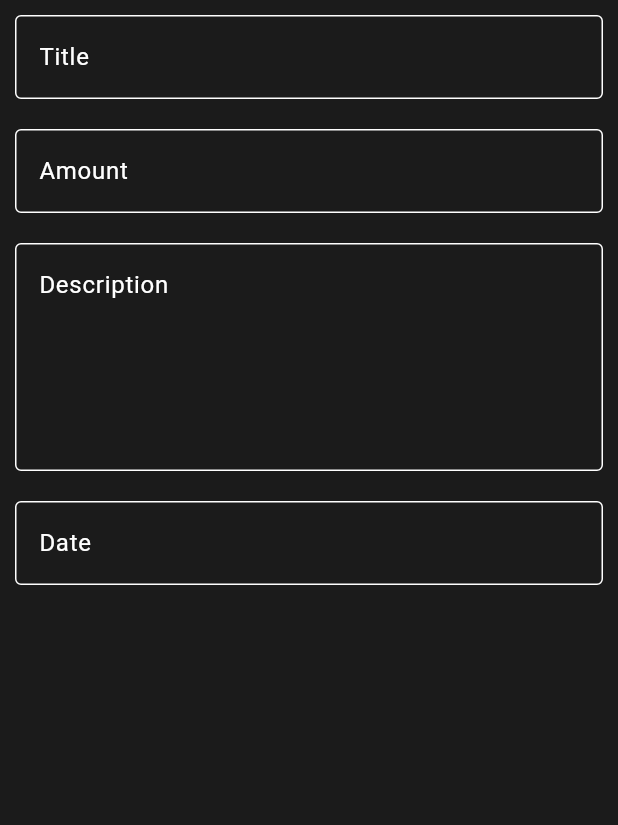
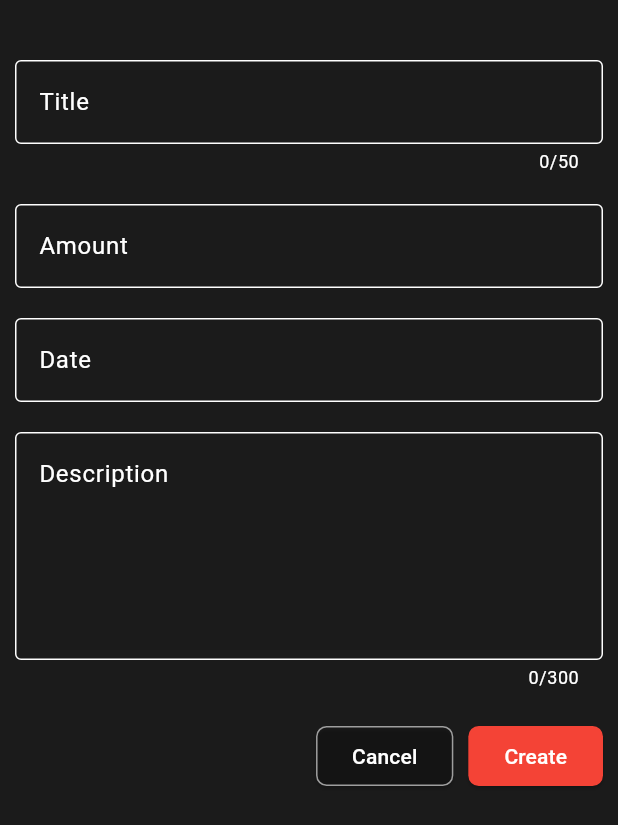
Before and after one commit to vigneshwaran-48/expense-manager-flutter, a Flutter app: the _ExpenseCreationForm widget shown alone on an empty page, opened directly, on a phone screen of 412 x 824 dp. Shown: the top 825 px of the screen. Run offline on Flutter 3.47's test engine with Material 3 defaults, Android fonts, the phone set to English and light mode, and no system bars; our stand-ins replace bloc, cloud_firestore, firebase_auth, firebase_core, flutter_bloc, font_awesome_flutter and 1 more; accounts and stored records are empty.

Commit message:
Expense creation form changes

```diff
--- a/lib/expense/create/expense_create.dart
+++ b/lib/expense/create/expense_create.dart
@@ -1,7 +1,11 @@
+import 'package:cloud_firestore/cloud_firestore.dart';
+import 'package:expense_manager/expense/bloc/expenses_bloc.dart';
+import 'package:expense_manager/expense/expense.dart';
 import 'package:expense_manager/user/bloc/user_bloc.dart';
 import 'package:flutter/material.dart';
 import 'package:flutter/services.dart';
 import 'package:flutter_bloc/flutter_bloc.dart';
+import 'package:go_router/go_router.dart';
 import 'package:intl/intl.dart';
 
 class ExpenseCreatePage extends StatelessWidget {
@@ -36,6 +40,8 @@ class _ExpenseCreationFormState extends State<_ExpenseCreationForm> {
   final TextEditingController _amountController = TextEditingController();
   final TextEditingController _dateController = TextEditingController();
 
+  final _formKey = GlobalKey<FormState>();
+
   DateTime? _selectedDate;
 
   @override
@@ -45,6 +51,22 @@ class _ExpenseCreationFormState extends State<_ExpenseCreationForm> {
     _amountController.dispose();
     _dateController.dispose();
     super.dispose();
+  }
+
+  void _handleCreateExpense() {
+    if (!_formKey.currentState!.validate()) {
+      return;
+    }
+    BlocProvider.of<ExpensesBloc>(context).add(
+      AddExpense(
+        expense: Expense(
+          title: _titleController.text,
+          description: _descriptionController.text,
+          amount: double.tryParse(_amountController.text),
+          date: Timestamp.fromDate(_selectedDate!),
+        ),
+      ),
+    );
   }
 
   Future<void> _handleSelectDate(BuildContext context) async {
@@ -94,13 +116,21 @@ class _ExpenseCreationFormState extends State<_ExpenseCreationForm> {
   @override
   Widget build(BuildContext context) {
     return Container(
-      padding: EdgeInsets.all(10),
+      padding: EdgeInsets.fromLTRB(10, 40, 10, 10),
       constraints: BoxConstraints(maxWidth: 600),
       child: Form(
+        key: _formKey,
         child: Column(
           children: [
             TextFormField(
               controller: _titleController,
+              maxLength: 50,
+              validator: (value) {
+                if (value == null || value.isEmpty) {
+                  return "Title is required";
+                }
+                return null;
+              },
               decoration: InputDecoration(
                 labelText: "Title",
                 border: OutlineInputBorder(
@@ -113,21 +143,17 @@ class _ExpenseCreationFormState extends State<_ExpenseCreationForm> {
               controller: _amountController,
               keyboardType: TextInputType.number,
               inputFormatters: [FilteringTextInputFormatter.digitsOnly],
+              validator: (value) {
+                if (value == null || value.isEmpty) {
+                  return "Amount is required";
+                }
+                if (double.tryParse(value)! <= 0) {
+                  return "Amount should greater than 0";
+                }
+              },
               decoration: InputDecoration(
                 hintText: "Enter a amount",
                 labelText: "Amount",
-                border: OutlineInputBorder(
-                  borderSide: BorderSide(color: Colors.grey),
-                ),
-              ),
-            ),
-            SizedBox(height: 20),
-            TextFormField(
-              controller: _descriptionController,
-              maxLines: 5,
-              decoration: InputDecoration(
-                labelText: "Description",
-                alignLabelWithHint: true,
                 border: OutlineInputBorder(
                   borderSide: BorderSide(color: Colors.grey),
                 ),
@@ -146,6 +172,49 @@ class _ExpenseCreationFormState extends State<_ExpenseCreationForm> {
                 ),
               ),
             ),
+            SizedBox(height: 20),
+            TextFormField(
+              controller: _descriptionController,
+              maxLines: 5,
+              maxLength: 300,
+              decoration: InputDecoration(
+                labelText: "Description",
+                alignLabelWithHint: true,
+                border: OutlineInputBorder(
+                  borderSide: BorderSide(color: Colors.grey),
+                ),
+              ),
+            ),
+            SizedBox(height: 20),
+            Row(
+              mainAxisAlignment: MainAxisAlignment.end,
+              children: [
+                ElevatedButton(
+                  onPressed: () => context.go("/expenses"),
+                  style: ElevatedButton.styleFrom(
+                    backgroundColor: Colors.transparent,
+                    foregroundColor: Colors.white,
+                    shape: RoundedRectangleBorder(
+                      borderRadius: BorderRadius.circular(7),
+                      side: BorderSide(color: Colors.grey),
+                    ),
+                  ),
+                  child: Text("Cancel"),
+                ),
+                SizedBox(width: 10),
+                ElevatedButton(
+                  onPressed: _handleCreateExpense,
+                  style: ElevatedButton.styleFrom(
+                    backgroundColor: Colors.red,
+                    foregroundColor: Colors.white,
+                    shape: RoundedRectangleBorder(
+                      borderRadius: BorderRadius.circular(7),
+                    ),
+                  ),
+                  child: Text("Create"),
+                ),
+              ],
+            ),
           ],
         ),
       ),
```
